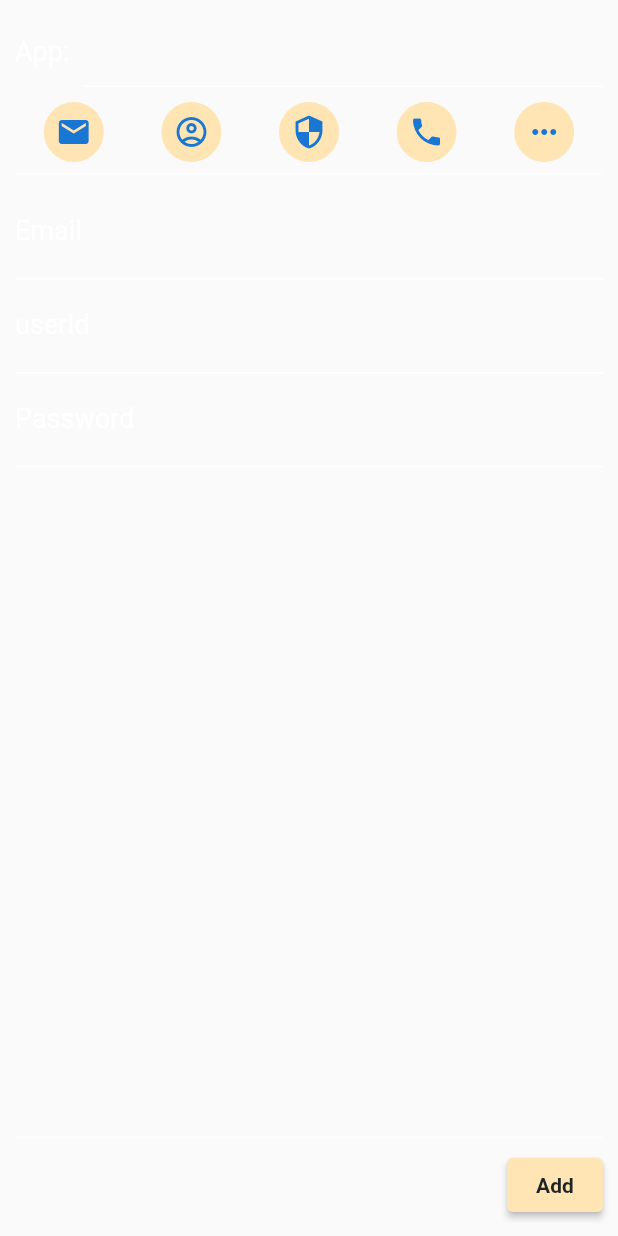
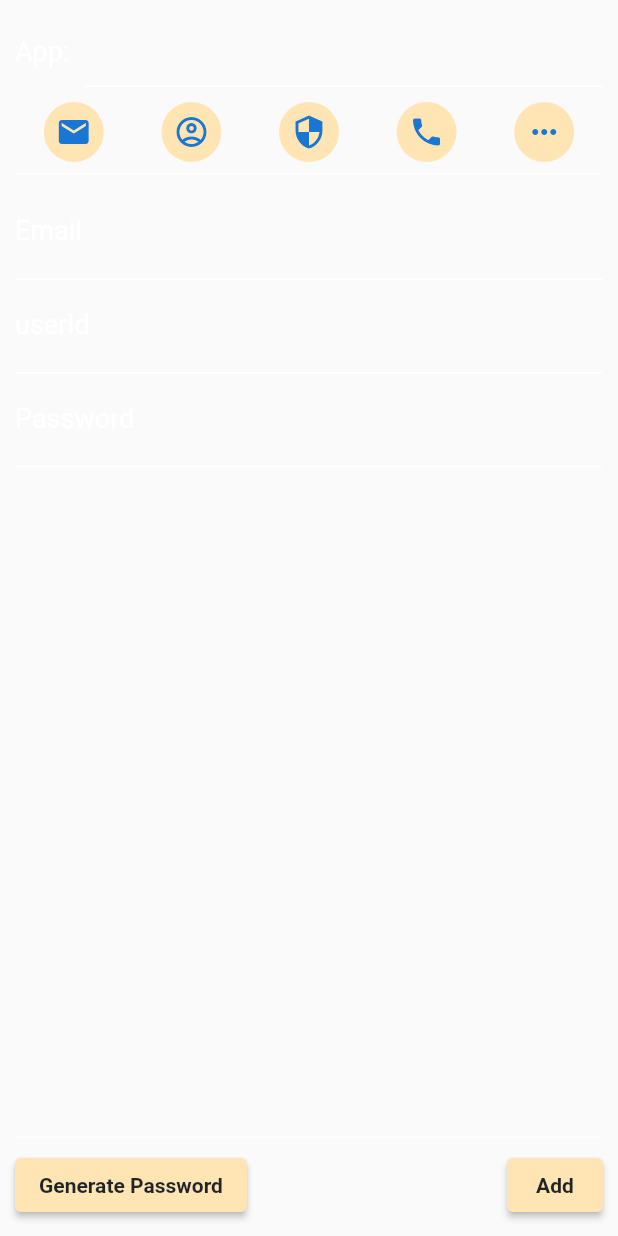
Before and after one commit to vrajbhatt27/PasswordManager_Generator, a Flutter app: the NewData widget shown alone on an empty page, opened directly with empty values, after a tap on the "email" icon, after a tap on the "account circle" icon, after a tap on the "security" icon, on a phone screen of 412 x 824 dp. Run offline on Flutter 3.47's test engine with Material 2 defaults, Android fonts, the phone set to English and light mode, and no system bars; our stand-ins replace fluttertoast, math_expressions; missing offline and left inert: clipboard, flutter_string_encryption.

Commit message:
passwordGenerator.dart added in models folder.
In NewData.dart when the modal bottom sheet open then if the password button is pressed(i.e. if the textField of password is available) then the
generate password button will be present. On pressing it , new 12 digit strong password will be filled in the textfield.

```diff
--- a/lib/models/Security.dart
+++ b/lib/models/Security.dart
@@ -1,5 +1,4 @@
 import 'dart:io';
-
 import 'package:flutter_string_encryption/flutter_string_encryption.dart';
 import 'package:path_provider/path_provider.dart';
 
--- /dev/null
+++ b/lib/models/passwordGenerator.dart
@@ -0,0 +1,51 @@
+import 'dart:math';
+
+void main() {
+  String x = GeneratePassword().generatePassword();
+  print('\nPassword Generated: '+x);
+}
+
+class GeneratePassword {
+  List lowerAlphabets = 'abcdefghijklmnopqrstuvwxyz'.split('');
+  List upperAlphabets = 'ABCDEFGHIJKLMNOPQRSTUVWXYZ'.split('');
+  List nums = '0123456789'.split('');
+  List symbols = "!@#\$%^&*(){}<>.?/;:[]".split('');
+
+  List pwd = [];
+  List freq = [4, 2, 4, 2];
+  List names = ['la', 'ua', 'nums', 'symbols'];
+  Map temp = {};
+
+
+  List getIdentifierList(String text) {
+    switch (text) {
+      case 'la':
+        return lowerAlphabets;
+      case 'ua':
+        return upperAlphabets;
+      case 'nums':
+        return nums;
+      case 'symbols':
+        return symbols;
+      default:
+        return [];
+    }
+  }
+
+  String generatePassword() {
+    for (var i = 0; i < 4; i++) {
+      temp[names[i]] = freq.removeLast();
+      freq.shuffle();
+    }
+    temp.forEach((key, value) {
+      List name = getIdentifierList(key);
+      int rint;
+      for (var i = 0; i < value; i++) {
+        rint = Random.secure().nextInt(name.length);
+        pwd.add(name[rint]);
+      }
+    });
+    pwd.shuffle();
+    return pwd.join();
+  }
+}
--- a/lib/widgets/NewData.dart
+++ b/lib/widgets/NewData.dart
@@ -1,5 +1,6 @@
 import 'package:flutter/material.dart';
 import '../models/Security.dart';
+import '../models/passwordGenerator.dart';
 
 class NewData extends StatefulWidget {
   final Function _callWrite2File;
@@ -258,7 +259,7 @@ class _NewData extends State<NewData> {
     return Padding(
       padding: const EdgeInsets.all(10.0),
       child: Column(
-        crossAxisAlignment: CrossAxisAlignment.end,
+        // crossAxisAlignment: CrossAxisAlignment.end,
         children: [
           Row(
             children: [
@@ -293,6 +294,29 @@ class _NewData extends State<NewData> {
           Divider(
             color: Colors.white,
           ),
+          Row(
+            mainAxisAlignment: isPressed['Password']
+                ? MainAxisAlignment.spaceBetween
+                : MainAxisAlignment.end,
+            children: [
+							// If the password button is pressed then only the generate password field will be shown.
+              if (isPressed['Password'])
+                ElevatedButton(
+                  onPressed: () {
+                    setState(() {
+                      _pwdCtrl.text = GeneratePassword().generatePassword();
+                    });
+                  },
+                  child: Text(
+                    'Generate Password',
+                    style: TextStyle(
+                      color: Color(0xff1F2426),
+                      fontWeight: FontWeight.bold,
+                    ),
+                  ),
+                  style: ElevatedButton.styleFrom(primary: Color(0xffffe5b4)),
+                ),
+
 							ElevatedButton(
                 onPressed: update ? () => _addData(id: widget.appId) : _addData,
                 child: Text(
@@ -306,6 +330,8 @@ class _NewData extends State<NewData> {
               ),
             ],
           ),
+        ],
+      ),
     );
   }
 }
```
Lines whose indentation alone changed are shown as unchanged.
